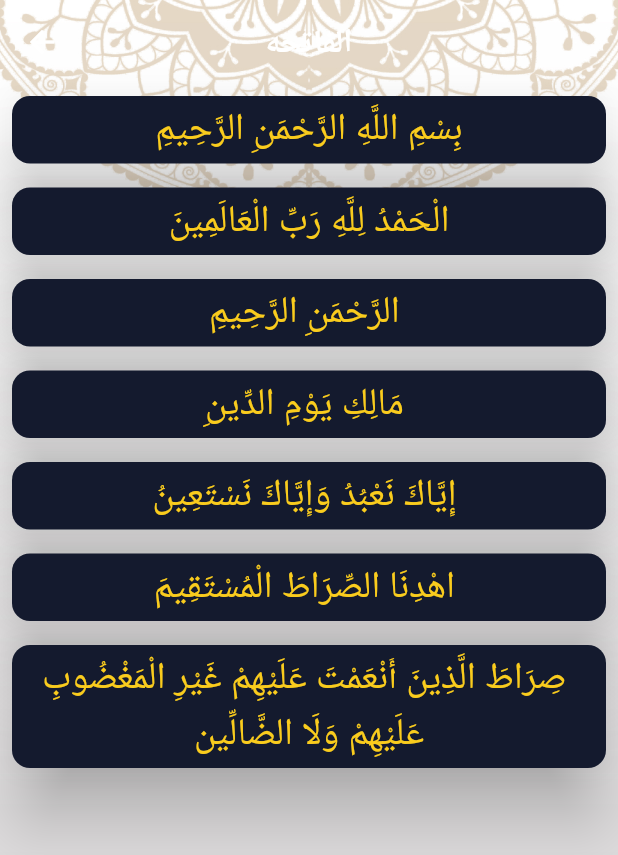
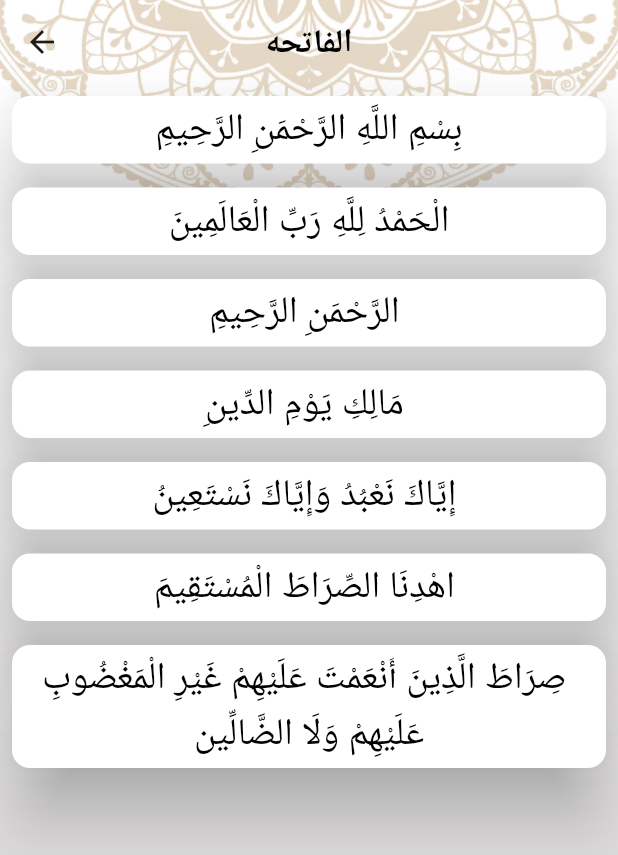
Before and after one commit to mahmoudnagi22/islamic_app, a Flutter app: the screen it shows after launch, after a tap on "الفاتحه", on a phone screen of 412 x 824 dp. Shown: the top 855 px of the screen. Run offline on Flutter 3.47's test engine with Material 3 defaults, Android fonts, the phone set to English and light mode, and no system bars; generated files the repository leaves out were written again.

Commit message:
+ localization

```diff
--- a/lib/config/theme/my_theme.dart
+++ b/lib/config/theme/my_theme.dart
@@ -3,6 +3,10 @@ import 'package:islami_app_r/core/utils/colors_manager.dart';
 
 class MyTheme {
   static final ThemeData LigthTheme = ThemeData(
+    colorScheme: ColorScheme.fromSeed(
+        seedColor: ColorsManager.goldeColor,
+        primary: ColorsManager.goldeColor,
+        secondary: ColorsManager.goldeColor),
     primaryColor: ColorsManager.goldeColor,
     appBarTheme: AppBarTheme(
       titleTextStyle: TextStyle(
@@ -70,6 +74,10 @@ class MyTheme {
   );
 
   static final ThemeData DarkTheme = ThemeData(
+    colorScheme: ColorScheme.fromSeed(
+        seedColor: ColorsManager.goldeColor,
+        primary: ColorsManager.goldeColor,
+        secondary: Colors.white),
     primaryColor: ColorsManager.darkBlue,
     appBarTheme: AppBarTheme(
       iconTheme: IconThemeData(
--- a/lib/my_app/my_app.dart
+++ b/lib/my_app/my_app.dart
@@ -1,4 +1,5 @@
 import 'package:flutter/material.dart';
+import 'package:flutter_gen/gen_l10n/app_localizations.dart';
 import 'package:flutter_localizations/flutter_localizations.dart';
 import 'package:islami_app_r/config/theme/my_theme.dart';
 import 'package:islami_app_r/core/utils/routes_manager.dart';
@@ -14,6 +15,8 @@ class MyApp extends StatelessWidget {
   Widget build(BuildContext context) {
     return MaterialApp(
       localizationsDelegates: [
+        AppLocalizations.delegate, // Add this line
+
         GlobalMaterialLocalizations.delegate,
         GlobalWidgetsLocalizations.delegate,
         GlobalCupertinoLocalizations.delegate,
@@ -22,6 +25,7 @@ class MyApp extends StatelessWidget {
         Locale('en'),
         Locale('ar'),
       ],
+      locale: Locale("en"),
       debugShowCheckedModeBanner: false,
       routes: {
         RoutesManager.quranDetailsRoutName: (_) => QuranDetailsScreen(),
@@ -32,7 +36,7 @@ class MyApp extends StatelessWidget {
       initialRoute: RoutesManager.splashName,
       darkTheme: MyTheme.DarkTheme,
       theme: MyTheme.LigthTheme,
-      themeMode: ThemeMode.dark,
+      themeMode: ThemeMode.light,
     );
   }
 }
--- a/lib/presentation/home/home.dart
+++ b/lib/presentation/home/home.dart
@@ -1,6 +1,6 @@
 import 'package:flutter/material.dart';
+import 'package:flutter_gen/gen_l10n/app_localizations.dart';
 import 'package:islami_app_r/core/utils/images_manager.dart';
-import 'package:islami_app_r/core/utils/stringes_manager.dart';
 import 'package:islami_app_r/presentation/home/tabs/hasith_tap/hadith_tap.dart';
 import 'package:islami_app_r/presentation/home/tabs/quran_tab/quran_tap.dart';
 import 'package:islami_app_r/presentation/home/tabs/radoi_tap/radli_tap.dart';
@@ -36,7 +36,7 @@ class _HomeScreenState extends State<HomeScreen> {
       ),
       child: Scaffold(
         appBar: AppBar(
-          title: const Text(StringesManager.AppTitel),
+          title: Text(AppLocalizations.of(context)!.app_title),
         ),
         bottomNavigationBar: Theme(
           data: Theme.of(context).copyWith(
@@ -50,30 +50,34 @@ class _HomeScreenState extends State<HomeScreen> {
             },
             currentIndex: selectedIndex,
             iconSize: 35,
-            items: const [
+            items: [
               BottomNavigationBarItem(
                   icon: ImageIcon(
                     AssetImage(ImagesManager.quranIcon),
                   ),
-                  label: StringesManager.quranLabel),
+                  label: AppLocalizations.of(context)!.quran_tab),
               BottomNavigationBarItem(
                   icon: ImageIcon(
                     AssetImage(ImagesManager.hadithIcon),
                   ),
-                  label: StringesManager.hadithLabel),
+                label: AppLocalizations.of(context)!.hadith_tab,
+              ),
               BottomNavigationBarItem(
                   icon: ImageIcon(
                     AssetImage(ImagesManager.tasbehIcon),
                   ),
-                  label: StringesManager.tasbehLabel),
+                label: AppLocalizations.of(context)!.tasbeh_tab,
+              ),
               BottomNavigationBarItem(
                   icon: ImageIcon(
                     AssetImage(ImagesManager.radioIcon),
                   ),
-                  label: StringesManager.radioLabel),
+                label: AppLocalizations.of(context)!.radio_tab,
+              ),
               BottomNavigationBarItem(
                   icon: Icon(Icons.settings),
-                  label: StringesManager.settingLabel),
+                label: AppLocalizations.of(context)!.setting_tab,
+              ),
             ],
           ),
         ),
--- a/lib/presentation/home/tabs/hasith_tap/widgets/hadith_headar_name.dart
+++ b/lib/presentation/home/tabs/hasith_tap/widgets/hadith_headar_name.dart
@@ -1,5 +1,5 @@
 import 'package:flutter/material.dart';
-import 'package:islami_app_r/core/utils/stringes_manager.dart';
+import 'package:flutter_gen/gen_l10n/app_localizations.dart';
 
 class HadithHeadarName extends StatelessWidget {
   const HadithHeadarName({super.key});
@@ -16,7 +16,7 @@ class HadithHeadarName extends StatelessWidget {
         ),
       ),
       child: Text(
-        StringesManager.HadithTitel,
+        AppLocalizations.of(context)!.ahadith,
         style: Theme.of(context).textTheme.headlineLarge,
       ),
     );
--- a/lib/presentation/home/tabs/quran_tab/widgets/quran_titel_widget/quran_titel_list_widget.dart
+++ b/lib/presentation/home/tabs/quran_tab/widgets/quran_titel_widget/quran_titel_list_widget.dart
@@ -1,5 +1,5 @@
 import 'package:flutter/material.dart';
-import 'package:islami_app_r/core/utils/stringes_manager.dart';
+import 'package:flutter_gen/gen_l10n/app_localizations.dart';
 
 class QuranTitelListWidget extends StatelessWidget {
   const QuranTitelListWidget({super.key});
@@ -24,7 +24,7 @@ class QuranTitelListWidget extends StatelessWidget {
             Expanded(
               flex: 2,
               child: Text(
-                StringesManager.ChapterName,
+                AppLocalizations.of(context)!.chapter_name,
                 textAlign: TextAlign.center,
                 style: Theme.of(context).textTheme.headlineMedium,
               ),
@@ -39,7 +39,7 @@ class QuranTitelListWidget extends StatelessWidget {
             Expanded(
               flex: 2,
               child: Text(
-                StringesManager.VersesOfNumber,
+                AppLocalizations.of(context)!.verses_number,
                 textAlign: TextAlign.center,
                 style: Theme.of(context).textTheme.headlineMedium,
               ),
```
Also changed, not shown: lib/l10n/app_ar.arb (added, +17 -0 lines), lib/l10n/app_en.arb (added, +17 -0 lines), lib/presentation/home/tabs/setting_tap/setting_tap.dart (+11 -6 lines), lib/presentation/home/tabs/setting_tap/widgets/language_bottom_sheet.dart (+26 -9 lines), lib/presentation/home/tabs/setting_tap/widgets/theme_bottom_sheet.dart (+26 -9 lines).
